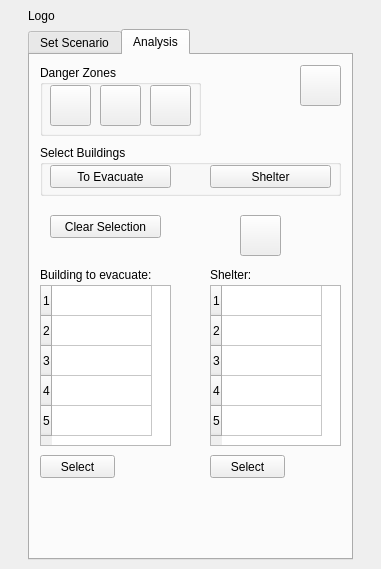
Before: the Qt Designer form Evacu8/Evacu8/Evacu8_dockwidget_base.ui in fhb1990/GEO1005, drawn with Qt 5.
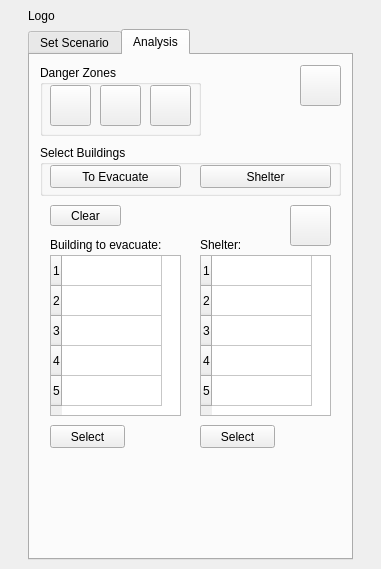
After: the same form once the commit is applied. The open tabs and pages were chosen to show the change.

The edit to the form file:
```diff
--- a/Evacu8/Evacu8/Evacu8_dockwidget_base.ui
+++ b/Evacu8/Evacu8/Evacu8_dockwidget_base.ui
@@ -259,8 +259,8 @@
        <widget class="QPushButton" name="shortestRouteButton">
         <property name="geometry">
          <rect>
-          <x>210</x>
-          <y>160</y>
+          <x>260</x>
+          <y>150</y>
           <width>41</width>
           <height>41</height>
          </rect>
@@ -273,20 +273,20 @@
         <property name="geometry">
          <rect>
           <x>20</x>
-          <y>160</y>
-          <width>111</width>
-          <height>23</height>
+          <y>150</y>
+          <width>71</width>
+          <height>21</height>
          </rect>
         </property>
         <property name="text">
-         <string>Clear Selection</string>
+         <string>Clear</string>
         </property>
        </widget>
        <widget class="QTableWidget" name="to_evac_info">
         <property name="geometry">
          <rect>
-          <x>10</x>
-          <y>230</y>
+          <x>20</x>
+          <y>200</y>
           <width>131</width>
           <height>161</height>
          </rect>
@@ -316,8 +316,8 @@
        <widget class="QTableWidget" name="shelter_info">
         <property name="geometry">
          <rect>
-          <x>180</x>
-          <y>230</y>
+          <x>170</x>
+          <y>200</y>
           <width>131</width>
           <height>161</height>
          </rect>
@@ -344,8 +344,8 @@
        <widget class="QPushButton" name="to_evac_select">
         <property name="geometry">
          <rect>
-          <x>10</x>
-          <y>400</y>
+          <x>20</x>
+          <y>370</y>
           <width>75</width>
           <height>23</height>
          </rect>
@@ -357,8 +357,8 @@
        <widget class="QPushButton" name="shelter_select">
         <property name="geometry">
          <rect>
-          <x>180</x>
-          <y>400</y>
+          <x>170</x>
+          <y>370</y>
           <width>75</width>
           <height>23</height>
          </rect>
@@ -370,8 +370,8 @@
        <widget class="QLabel" name="selectAttributeLabel_2">
         <property name="geometry">
          <rect>
-          <x>10</x>
-          <y>210</y>
+          <x>20</x>
+          <y>180</y>
           <width>131</width>
           <height>20</height>
          </rect>
@@ -383,9 +383,9 @@
        <widget class="QLabel" name="selectAttributeLabel_3">
         <property name="geometry">
          <rect>
-          <x>180</x>
-          <y>210</y>
-          <width>111</width>
+          <x>170</x>
+          <y>180</y>
+          <width>51</width>
           <height>20</height>
          </rect>
         </property>
@@ -474,7 +474,7 @@
           <rect>
            <x>10</x>
            <y>20</y>
-           <width>121</width>
+           <width>131</width>
            <height>23</height>
           </rect>
          </property>
@@ -485,9 +485,9 @@
         <widget class="QPushButton" name="select_shelter">
          <property name="geometry">
           <rect>
-           <x>170</x>
+           <x>160</x>
            <y>20</y>
-           <width>121</width>
+           <width>131</width>
            <height>23</height>
           </rect>
          </property>
```
